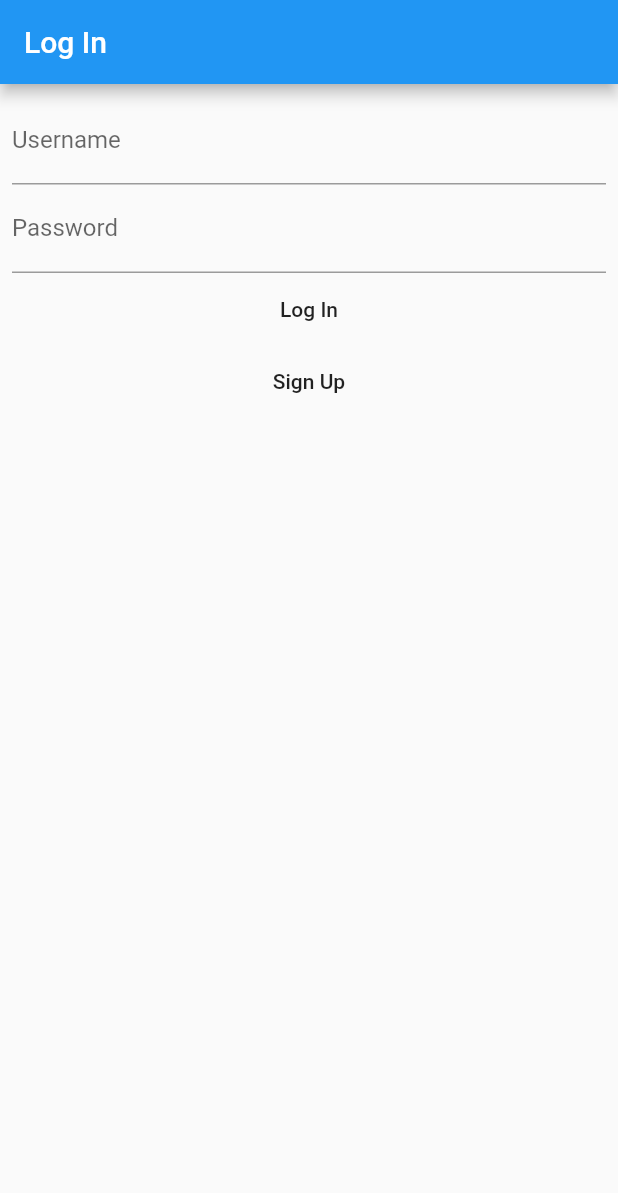
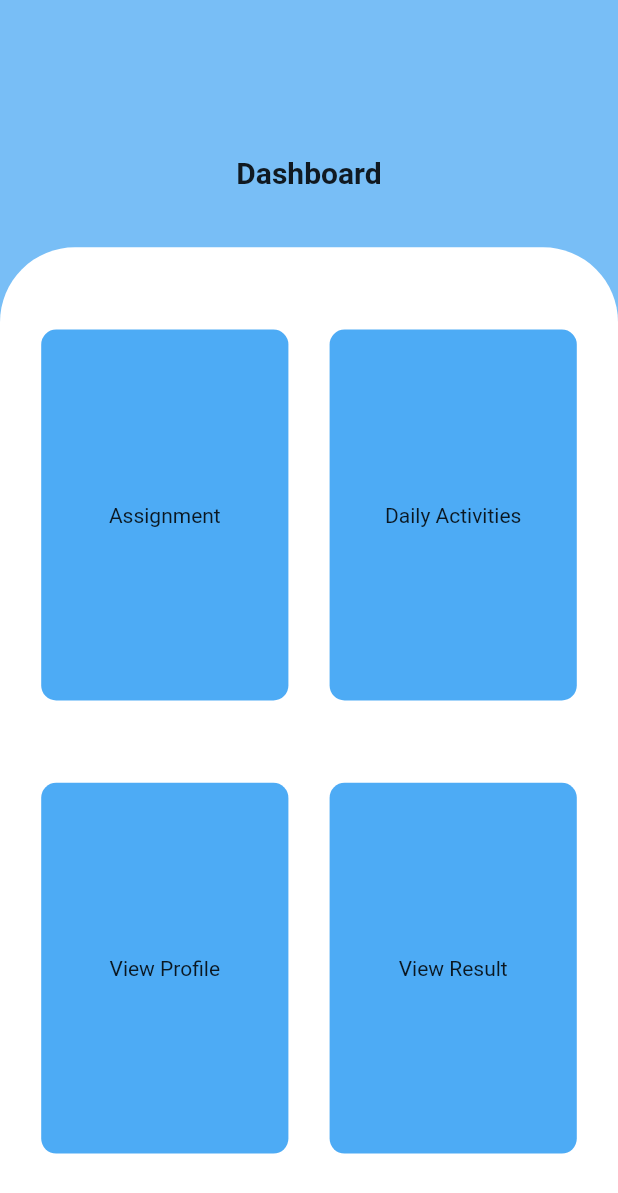
Before and after one commit to RAIESHG/student_progress_indicator_mob, a Flutter app: the screen it shows after launch, on a phone screen of 412 x 824 dp. Shown: the top 1193 px of the screen. Run offline on Flutter 3.47's test engine with Material 2 defaults, Android fonts, the phone set to English and light mode, and no system bars; our stand-ins replace flutter_datetime_picker, google_fonts; missing offline and left inert: responsive_flutter.

Commit message:
dashboard.dart finish

```diff
--- a/lib/daily_activity.dart
+++ b/lib/daily_activity.dart
@@ -12,7 +12,7 @@ class _DailyActivityState extends State<DailyActivity> {
     return  Scaffold(
         backgroundColor: Colors.grey[100],
         body: FutureBuilder(
-        future: db.fetchActivity("2020-01-01"),
+        future: db.fetchActivity("2020-02-02"),
     builder: (BuildContext context, AsyncSnapshot snapshot) {
     if (snapshot.data != null) {
     return (ListView.builder(
@@ -21,12 +21,9 @@ class _DailyActivityState extends State<DailyActivity> {
     itemCount: snapshot.data.length,
     itemBuilder: (BuildContext context, int index) {
       return Text(snapshot.data[0].attendance);
-
-
       }));
   }else{
       return CircularProgressIndicator();
-
     }
     }));
   }
--- /dev/null
+++ b/lib/dashboard.dart
@@ -0,0 +1,80 @@
+import 'package:flutter/material.dart';
+import 'package:student_progress_indicator_mob/daily_activity.dart';
+import 'package:student_progress_indicator_mob/view_assignment.dart';
+import 'package:student_progress_indicator_mob/view_profile.dart';
+
+class Dashboard extends StatefulWidget {
+  @override
+  _DashboardState createState() => _DashboardState();
+}
+
+class _DashboardState extends State<Dashboard> {
+  @override
+  Widget build(BuildContext context) {
+    return Scaffold(body:Stack(
+      children: [
+        Container(
+          height: MediaQuery.of(context).size.height*0.28,
+          width: MediaQuery.of(context).size.width*1,
+          decoration: BoxDecoration(
+            color: Colors.blue.withOpacity(0.6)
+
+          ),
+          child: Center(child: Text("Dashboard",style: TextStyle(fontSize: 20,fontWeight: FontWeight.bold),)),
+        ),
+
+       Column(
+         children: [
+           SizedBox(height: MediaQuery.of(context).size.height*0.2,),
+           Container(
+             height: MediaQuery.of(context).size.height*0.8,
+             width: MediaQuery.of(context).size.width*1,
+             decoration: BoxDecoration(
+               borderRadius: BorderRadius.vertical(top: Radius.circular(50)),
+                 color: Colors.white
+             ),
+             child: Column(
+               mainAxisAlignment: MainAxisAlignment.spaceEvenly,
+               children: [
+                 ButtonRow(context,"Assignment","Daily Activities",ViewAssignment(),DailyActivity()),
+                ButtonRow(context, "View Profile", "View Result",ViewProfile(),Container()),],
+             ),
+           ),
+         ],
+       )
+      ],
+    ),
+    );
+  }
+  }
+  Widget ButtonRow(BuildContext context,String firsttext,String secondtext,Widget firstpage, Widget secondpage){
+  return  Row(
+    mainAxisAlignment: MainAxisAlignment.spaceEvenly,
+    children: [
+    ButtonContainer(context,"$firsttext",firstpage),
+    ButtonContainer(context,"$secondtext",secondpage),
+  ],);
+  }
+  Widget ButtonContainer(BuildContext context,String text, Widget page){
+    return InkWell(
+      onTap: (){
+
+        Navigator.push(
+          context,
+          MaterialPageRoute(builder: (context) => page),
+        );
+      },
+      child: Container(
+          height: MediaQuery.of(context).size.height*0.3,
+      width: MediaQuery.of(context).size.width*0.4,
+
+      decoration: BoxDecoration(
+      borderRadius: BorderRadius.circular(10),
+
+
+      color: Colors.blue.withOpacity(0.8)
+
+      ),child: Center(child: Text("$text"),),),
+    );
+
+  }
--- a/lib/login.dart
+++ b/lib/login.dart
@@ -23,7 +23,7 @@ class LoginPage extends StatelessWidget {
     var res = await http.post(
         "http://$BASE_URL/login",
         body: {
-          "username": username,
+          "email": username,
           "password": password
         }
     );
@@ -34,8 +34,8 @@ class LoginPage extends StatelessWidget {
     var res = await http.post(
         'http://$BASE_URL/signup',
         body: {
-          "username": username,
-          "password": password
+          "username":username,
+          "password":password
         }
     );
     return res.statusCode;
--- a/lib/main.dart
+++ b/lib/main.dart
@@ -1,10 +1,13 @@
 import 'package:flutter/material.dart';
 import 'package:student_progress_indicator_mob/daily_activity.dart';
+import 'package:student_progress_indicator_mob/dashboard.dart';
 import 'package:student_progress_indicator_mob/login.dart';
 import 'package:student_progress_indicator_mob/view_assignment.dart';
 import 'package:student_progress_indicator_mob/view_profile.dart';
 
-String BASE_URL = '192.168.2.12:3000';
+
+
+String BASE_URL = '192.168.2.6:3000';
 void main() {
-  runApp(MaterialApp(home: LoginPage()));
+  runApp(MaterialApp(home: Dashboard()));
 }
--- a/lib/view_assignment.dart
+++ b/lib/view_assignment.dart
@@ -15,7 +15,7 @@ class _ViewAssignmentState extends State<ViewAssignment> {
       ),
         backgroundColor: Colors.grey[100],
         body: FutureBuilder(
-            future: db.fetchAssignment("2020-05-08"),
+            future: db.fetchAssignment("2020-02-02"),
             builder: (BuildContext context, AsyncSnapshot snapshot) {
               if (snapshot.data != null) {
                 return (ListView.builder(
@@ -30,10 +30,6 @@ class _ViewAssignmentState extends State<ViewAssignment> {
                             Text(snapshot.data[index].assignment),
                             Text(snapshot.data[index].assigndate),
                             Text(snapshot.data[index].duedate),
-
-
-
-
                           ],
                         ),
                       );
--- a/pubspec.yaml
+++ b/pubspec.yaml
@@ -23,6 +23,7 @@ environment:
 dependencies:
   google_fonts: ^1.1.1
   responsive_flutter: ^0.0.4
+  flutter_datetime_picker:
 
   http:
   flutter:
```
Also changed, not shown: lib/database.dart (+3 -9 lines), lib/datepicker.dart (added, +41 -0 lines), lib/display_card.dart (+3 -23 lines), lib/view_profile.dart (+5 -5 lines), pubspec.lock.
